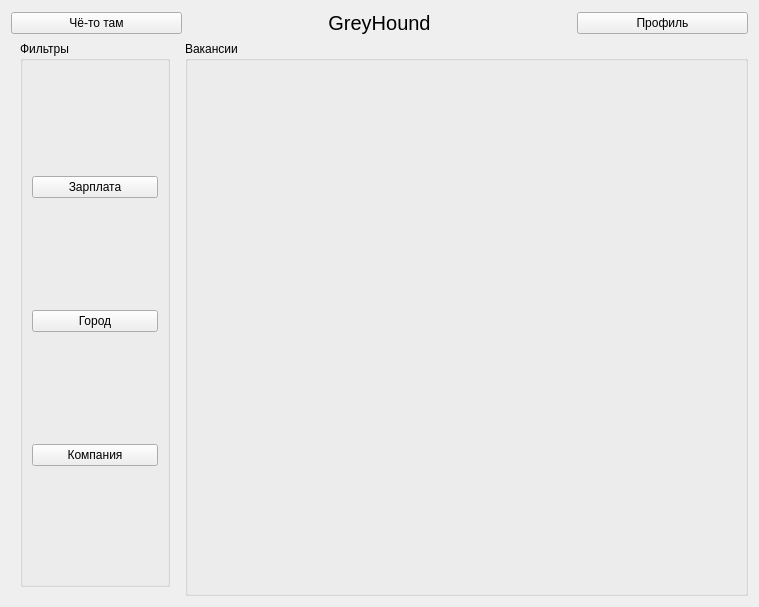
Before: the Qt Designer form GreyHound/mainpage.ui in ProteusP/GreyHound-hiring-desktop-app, drawn with Qt 5.
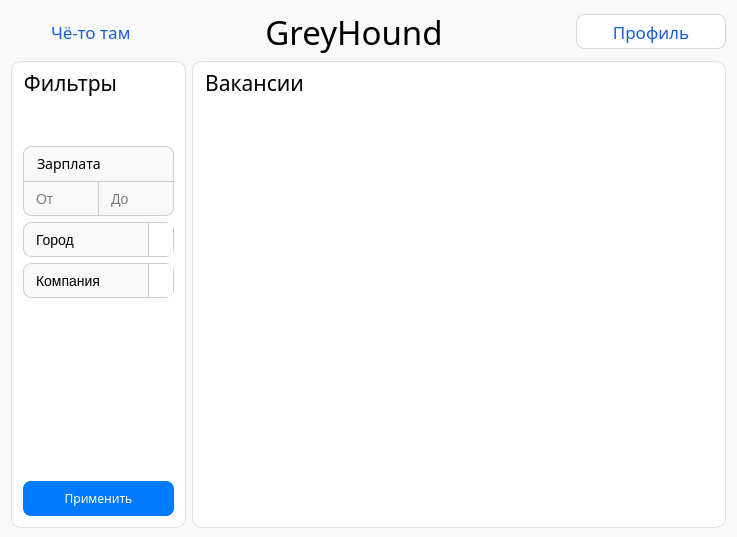
After: the same form once the commit is applied. Icons and pictures are not drawn.

```diff
--- a/GreyHound/mainpage.ui
+++ b/GreyHound/mainpage.ui
@@ -6,24 +6,71 @@
    <rect>
     <x>0</x>
     <y>0</y>
-    <width>759</width>
-    <height>607</height>
+    <width>737</width>
+    <height>537</height>
    </rect>
   </property>
+  <property name="font">
+   <font>
+    <family>Golos Text</family>
+    <pointsize>-1</pointsize>
+   </font>
+  </property>
   <property name="windowTitle">
    <string>Form</string>
   </property>
+  <property name="styleSheet">
+   <string notr="true">QWidget {
+    background-color: #f9f9f9;
+}</string>
+  </property>
   <layout class="QGridLayout" name="gridLayout">
-   <item row="0" column="0" colspan="2">
-    <layout class="QHBoxLayout" name="horizontalLayout_3" stretch="2,1,2,1,2">
-     <property name="spacing">
-      <number>26</number>
-     </property>
-     <property name="sizeConstraint">
-      <enum>QLayout::SizeConstraint::SetDefaultConstraint</enum>
-     </property>
+   <property name="topMargin">
+    <number>9</number>
+   </property>
+   <property name="bottomMargin">
+    <number>9</number>
+   </property>
+   <item row="0" column="0">
+    <layout class="QVBoxLayout" name="verticalLayout_5">
      <item>
-      <widget class="QPushButton" name="xuinyaPB_3">
+      <layout class="QHBoxLayout" name="horizontalLayout_3">
+       <item>
+        <spacer name="horizontalSpacer_3">
+         <property name="orientation">
+          <enum>Qt::Orientation::Horizontal</enum>
+         </property>
+         <property name="sizeType">
+          <enum>QSizePolicy::Policy::Fixed</enum>
+         </property>
+         <property name="sizeHint" stdset="0">
+          <size>
+           <width>40</width>
+           <height>20</height>
+          </size>
+         </property>
+        </spacer>
+       </item>
+       <item>
+        <widget class="QLabel" name="label">
+         <property name="sizePolicy">
+          <sizepolicy hsizetype="Minimum" vsizetype="Minimum">
+           <horstretch>0</horstretch>
+           <verstretch>0</verstretch>
+          </sizepolicy>
+         </property>
+         <property name="font">
+          <font>
+           <family>Golos Text</family>
+           <pointsize>-1</pointsize>
+          </font>
+         </property>
+         <property name="styleSheet">
+          <string notr="true">QLabel {
+	color: #175cda;
+    font-size: 17px;
+}</string>
+         </property>
        <property name="text">
         <string>Чё-то там</string>
        </property>
@@ -46,9 +93,16 @@
       <widget class="QLabel" name="labelProgramm_3">
        <property name="font">
         <font>
-         <pointsize>15</pointsize>
-        </font>
-       </property>
+           <family>Golos Text Medium</family>
+           <pointsize>25</pointsize>
+           <bold>false</bold>
+          </font>
+         </property>
+         <property name="styleSheet">
+          <string notr="true">QLabel {
+	color: black;
+}</string>
+         </property>
        <property name="text">
         <string>GreyHound</string>
        </property>
@@ -72,76 +126,419 @@
      </item>
      <item>
       <widget class="QPushButton" name="profilePB_3">
+         <property name="sizePolicy">
+          <sizepolicy hsizetype="Fixed" vsizetype="Preferred">
+           <horstretch>0</horstretch>
+           <verstretch>0</verstretch>
+          </sizepolicy>
+         </property>
+         <property name="minimumSize">
+          <size>
+           <width>150</width>
+           <height>35</height>
+          </size>
+         </property>
+         <property name="maximumSize">
+          <size>
+           <width>140</width>
+           <height>35</height>
+          </size>
+         </property>
+         <property name="font">
+          <font>
+           <family>Golos Text</family>
+           <pointsize>-1</pointsize>
+           <bold>false</bold>
+          </font>
+         </property>
+         <property name="styleSheet">
+          <string notr="true">QPushButton {
+    background-color: white;
+    color: #175cda;
+    font-size: 17px;
+    font-weight: 400;
+    border: 1px solid #cfd9df;
+    border-radius: 8px;
+    padding: 4px 12px;
+}
+
+QPushButton:hover {
+    background-color: rgba(0, 0, 0, 0.05); /* лёгкое затемнение */
+}</string>
+         </property>
        <property name="text">
         <string>Профиль</string>
        </property>
+         <property name="flat">
+          <bool>false</bool>
+         </property>
       </widget>
      </item>
     </layout>
    </item>
-   <item row="1" column="0">
-    <layout class="QVBoxLayout" name="verticalLayout_8" stretch="0">
-     <property name="leftMargin">
-      <number>9</number>
-     </property>
-     <property name="topMargin">
-      <number>0</number>
-     </property>
-     <property name="rightMargin">
-      <number>9</number>
-     </property>
-     <property name="bottomMargin">
-      <number>9</number>
-     </property>
+     <item>
+      <layout class="QHBoxLayout" name="horizontalLayout_2">
      <item>
       <widget class="QGroupBox" name="groupBox_3">
        <property name="sizePolicy">
-        <sizepolicy hsizetype="Preferred" vsizetype="Preferred">
+          <sizepolicy hsizetype="Fixed" vsizetype="Preferred">
          <horstretch>0</horstretch>
          <verstretch>0</verstretch>
         </sizepolicy>
        </property>
        <property name="minimumSize">
         <size>
-         <width>150</width>
+           <width>175</width>
          <height>0</height>
         </size>
        </property>
+         <property name="maximumSize">
+          <size>
+           <width>175</width>
+           <height>16777215</height>
+          </size>
+         </property>
+         <property name="font">
+          <font>
+           <family>Golos Text Medium</family>
+           <pointsize>16</pointsize>
+          </font>
+         </property>
+         <property name="styleSheet">
+          <string notr="true">QGroupBox::title {
+	color: black;
+    left: 10px;
+    top: 7px;
+}
+QGroupBox {
+    border: 1px solid #e0e0e0;
+	border-radius: 10px;
+    background-color: white;
+}
+</string>
+         </property>
        <property name="title">
         <string>Фильтры</string>
        </property>
-       <layout class="QVBoxLayout" name="verticalLayout_9">
-        <property name="topMargin">
-         <number>9</number>
+         <layout class="QVBoxLayout" name="verticalLayout_4">
+          <item>
+           <layout class="QVBoxLayout" name="verticalLayout_3">
+            <item>
+             <layout class="QVBoxLayout" name="verticalLayout_2">
+              <item>
+               <layout class="QVBoxLayout" name="verticalLayout">
+                <property name="spacing">
+                 <number>0</number>
         </property>
         <item>
-         <widget class="QPushButton" name="filterSalary_4">
+                 <spacer name="verticalSpacer_2">
+                  <property name="orientation">
+                   <enum>Qt::Orientation::Vertical</enum>
+                  </property>
+                  <property name="sizeType">
+                   <enum>QSizePolicy::Policy::Fixed</enum>
+                  </property>
+                  <property name="sizeHint" stdset="0">
+                   <size>
+                    <width>20</width>
+                    <height>40</height>
+                   </size>
+                  </property>
+                 </spacer>
+                </item>
+                <item>
+                 <widget class="QLabel" name="labelSalary">
+                  <property name="sizePolicy">
+                   <sizepolicy hsizetype="Preferred" vsizetype="Fixed">
+                    <horstretch>0</horstretch>
+                    <verstretch>0</verstretch>
+                   </sizepolicy>
+                  </property>
+                  <property name="minimumSize">
+                   <size>
+                    <width>0</width>
+                    <height>35</height>
+                   </size>
+                  </property>
+                  <property name="font">
+                   <font>
+                    <family>Golos Text</family>
+                    <pointsize>-1</pointsize>
+                   </font>
+                  </property>
+                  <property name="styleSheet">
+                   <string notr="true">QLabel {
+	background-color: #f9f9f9;
+    border: 1px solid #ccc;
+    border-radius: 8px;
+    padding: 6px 10px;
+    font-size: 14px;
+    color: black;
+	border-bottom-right-radius: 0px;
+border-bottom-left-radius: 0px;
+border-bottom: none;
+}</string>
+                  </property>
           <property name="text">
            <string>Зарплата</string>
           </property>
          </widget>
         </item>
         <item>
-         <widget class="QPushButton" name="filterCity_4">
-          <property name="text">
+                 <layout class="QHBoxLayout" name="horizontalLayout">
+                  <property name="spacing">
+                   <number>0</number>
+                  </property>
+                  <item>
+                   <widget class="QLineEdit" name="lineEditSalaryFrom">
+                    <property name="minimumSize">
+                     <size>
+                      <width>0</width>
+                      <height>35</height>
+                     </size>
+                    </property>
+                    <property name="styleSheet">
+                     <string notr="true">QLineEdit {
+    background-color: #f9f9f9;
+    border: 1px solid #ccc;
+    border-radius: 8px;
+    padding: 6px 10px;
+    font-size: 14px;
+    color: black;
+	border-top-right-radius: 0px;
+    border-bottom-right-radius: 0px;
+	border-top-left-radius: 0px;
+}
+
+QLineEdit:focus {
+    border: 1px solid #007bff;
+}
+</string>
+                    </property>
+                    <property name="placeholderText">
+                     <string>От</string>
+                    </property>
+                   </widget>
+                  </item>
+                  <item>
+                   <widget class="QLineEdit" name="lineEditSalaryTo">
+                    <property name="minimumSize">
+                     <size>
+                      <width>0</width>
+                      <height>35</height>
+                     </size>
+                    </property>
+                    <property name="styleSheet">
+                     <string notr="true">QLineEdit {
+    background-color: #f9f9f9;
+    border: 1px solid #ccc;
+    border-radius: 8px;
+    padding: 6px 10px;
+    font-size: 14px;
+    color: black;
+	border-top-left-radius: 0px;
+    border-bottom-left-radius: 0px;
+border-left: none;
+border-top-right-radius: 0px;
+}
+
+QLineEdit:focus {
+    border: 1px solid #007bff;
+}</string>
+                    </property>
+                    <property name="placeholderText">
+                     <string>До</string>
+                    </property>
+                   </widget>
+                  </item>
+                 </layout>
+                </item>
+               </layout>
+              </item>
+              <item>
+               <widget class="QComboBox" name="comboBoxCity">
+                <property name="minimumSize">
+                 <size>
+                  <width>0</width>
+                  <height>35</height>
+                 </size>
+                </property>
+                <property name="styleSheet">
+                 <string notr="true">QComboBox {
+    border: 1px solid #ccc;
+    border-radius: 8px;
+    padding: 6px 12px;
+    background-color: #f9f9f9;
+    font-size: 14px;
+	color: black;
+}
+QComboBox QAbstractItemView {
+    background-color: white;
+    color: black;
+    selection-background-color: white;
+    selection-color: black;
+    border: 1px solid #ccc;
+    font-size: 14px;
+
+}
+QComboBox::down-arrow {
+    
+	image: url(:/caret-down.png);
+    width: 12px;
+    height: 12px;
+background-color: white;
+}
+QComboBox::drop-down {
+    subcontrol-origin: padding;
+    subcontrol-position: top right;
+    width: 24px;
+    border-left: 1px solid #ccc;
+background-color: white;
+}</string>
+                </property>
+                <property name="placeholderText">
            <string>Город</string>
           </property>
+                <item>
+                 <property name="text">
+                  <string>Москва</string>
+                 </property>
+                </item>
+                <item>
+                 <property name="text">
+                  <string>Санкт-Петербург</string>
+                 </property>
+                </item>
          </widget>
         </item>
         <item>
-         <widget class="QPushButton" name="filterCompany_4">
-          <property name="text">
+               <widget class="QComboBox" name="comboBoxCompany">
+                <property name="minimumSize">
+                 <size>
+                  <width>0</width>
+                  <height>35</height>
+                 </size>
+                </property>
+                <property name="styleSheet">
+                 <string notr="true">QComboBox {
+    border: 1px solid #ccc;
+    border-radius: 8px;
+    padding: 6px 12px;
+    background-color: #f9f9f9;
+    font-size: 14px;
+	color: black;
+}
+QComboBox QAbstractItemView {
+    background-color: white;
+    color: black;
+    selection-background-color: white;
+    selection-color: black;
+    border: 1px solid #ccc;
+    font-size: 14px;
+
+}
+QComboBox::down-arrow {
+    
+	image: url(:/caret-down.png);
+    width: 12px;
+    height: 12px;
+background-color: white;
+}
+QComboBox::drop-down {
+    subcontrol-origin: padding;
+    subcontrol-position: top right;
+    width: 24px;
+    border-left: 1px solid #ccc;
+background-color: white;
+}</string>
+                </property>
+                <property name="placeholderText">
            <string>Компания</string>
           </property>
-         </widget>
-        </item>
-       </layout>
+                <item>
+                 <property name="text">
+                  <string>Авито</string>
+                 </property>
+                </item>
+                <item>
+                 <property name="text">
+                  <string>Яндекс</string>
+                 </property>
+                </item>
+                <item>
+                 <property name="text">
+                  <string>Озон</string>
+                 </property>
+                </item>
+                <item>
+                 <property name="text">
+                  <string>YADRO</string>
+                 </property>
+                </item>
+               </widget>
+              </item>
+              <item>
+               <spacer name="verticalSpacer">
+                <property name="orientation">
+                 <enum>Qt::Orientation::Vertical</enum>
+                </property>
+                <property name="sizeHint" stdset="0">
+                 <size>
+                  <width>20</width>
+                  <height>40</height>
+                 </size>
+                </property>
+               </spacer>
+              </item>
+             </layout>
+            </item>
+            <item>
+             <widget class="QPushButton" name="applyPB">
+              <property name="sizePolicy">
+               <sizepolicy hsizetype="Preferred" vsizetype="Fixed">
+                <horstretch>0</horstretch>
+                <verstretch>0</verstretch>
+               </sizepolicy>
+              </property>
+              <property name="minimumSize">
+               <size>
+                <width>0</width>
+                <height>35</height>
+               </size>
+              </property>
+              <property name="maximumSize">
+               <size>
+                <width>16777215</width>
+                <height>16777215</height>
+               </size>
+              </property>
+              <property name="font">
+               <font>
+                <family>Golos Text</family>
+               </font>
+              </property>
+              <property name="styleSheet">
+               <string notr="true">QPushButton {
+    background-color: #007bff;
+    color: white;
+    border: none;
+    border-radius: 8px;
+}
+
+QPushButton:hover {
+    background-color: #005ecb;
+}</string>
+              </property>
+              <property name="text">
+               <string>Применить</string>
+              </property>
       </widget>
      </item>
     </layout>
    </item>
-   <item row="1" column="1">
-    <layout class="QVBoxLayout" name="verticalLayout_10">
+         </layout>
+        </widget>
+       </item>
      <item>
       <widget class="QGroupBox" name="groupBoxVacancies_3">
        <property name="sizePolicy">
@@ -156,10 +553,34 @@
          <height>200</height>
         </size>
        </property>
+         <property name="font">
+          <font>
+           <family>Golos Text Medium</family>
+           <pointsize>16</pointsize>
+          </font>
+         </property>
+         <property name="styleSheet">
+          <string notr="true">QGroupBox::title {
+	color: black;
+    left: 10px;
+    top: 7px;
+}
+QGroupBox {
+    border: 1px solid #e0e0e0;
+	border-radius: 10px;
+    background-color: white;
+}
+</string>
+         </property>
        <property name="title">
         <string>Вакансии</string>
        </property>
-      </widget>
+         <property name="alignment">
+          <set>Qt::AlignmentFlag::AlignLeading|Qt::AlignmentFlag::AlignLeft|Qt::AlignmentFlag::AlignVCenter</set>
+         </property>
+        </widget>
+       </item>
+      </layout>
      </item>
     </layout>
    </item>
```
Left out of the diff: 6 changed lines with no effect on the pictures. Lines whose indentation alone changed are shown as unchanged.
